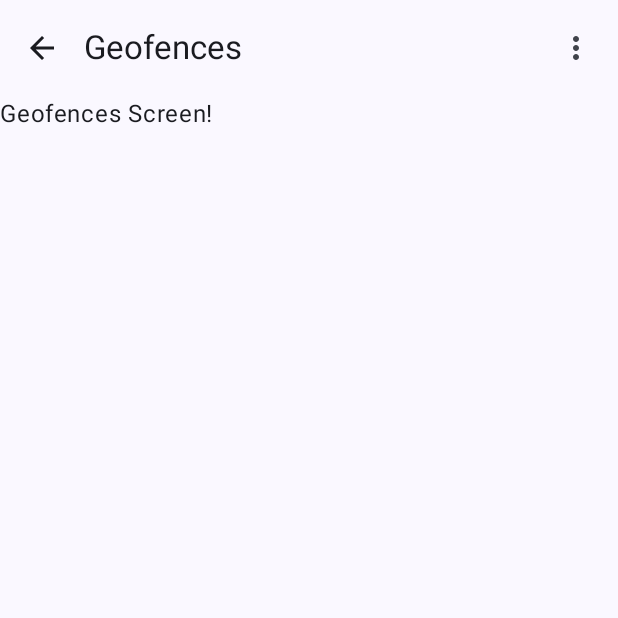
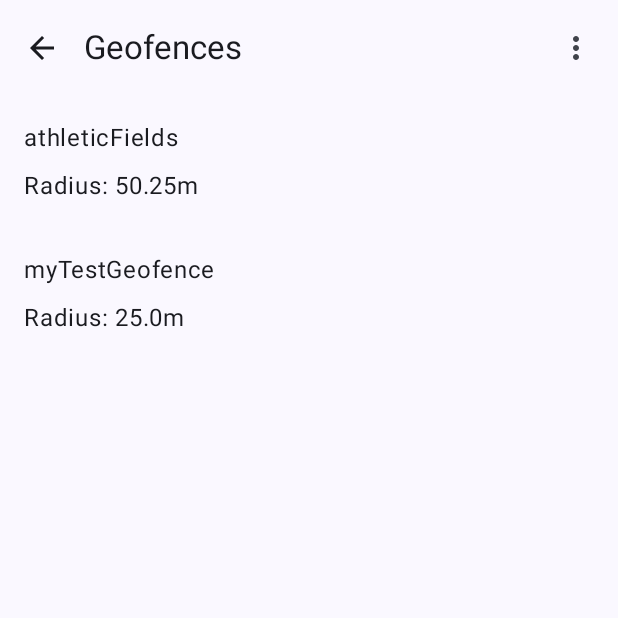
Before and after one commit to tobibrtnr/Geofication, an Android app built with Jetpack Compose: the GeofencesScreen screen opened through its navigation route, on a phone screen of 412 x 824 dp, the top half of it. Run offline under Robolectric (Android 15) with nearby library versions, the phone set to English and light mode, and no system bars; our stand-ins replace Room's generated code; 2 statements that could not run were skipped.

```diff
--- a/app/build.gradle.kts
+++ b/app/build.gradle.kts
@@ -26,6 +26,7 @@ android {
     release {
       isMinifyEnabled = false
       proguardFiles(getDefaultProguardFile("proguard-android-optimize.txt"), "proguard-rules.pro")
+      signingConfig = signingConfigs.getByName("debug")
     }
   }
   compileOptions {
--- a/app/src/main/java/de/tobibrtnr/geofication/ui/GeofencesScreen.kt
+++ b/app/src/main/java/de/tobibrtnr/geofication/ui/GeofencesScreen.kt
@@ -1,12 +1,49 @@
 package de.tobibrtnr.geofication.ui
 
+import androidx.compose.foundation.layout.Box
+import androidx.compose.foundation.layout.Column
+import androidx.compose.foundation.layout.Spacer
+import androidx.compose.foundation.layout.height
+import androidx.compose.foundation.layout.padding
+import androidx.compose.foundation.lazy.LazyColumn
+import androidx.compose.foundation.lazy.items
 import androidx.compose.material3.Text
 import androidx.compose.runtime.Composable
+import androidx.compose.runtime.LaunchedEffect
+import androidx.compose.runtime.getValue
+import androidx.compose.runtime.mutableStateOf
+import androidx.compose.runtime.remember
+import androidx.compose.runtime.setValue
 import androidx.compose.ui.Modifier
+import androidx.compose.ui.unit.dp
+import de.tobibrtnr.geofication.util.AppDatabase
+import de.tobibrtnr.geofication.util.Geofence
+import de.tobibrtnr.geofication.util.GeofenceUtil
 
 @Composable
 fun GeofencesScreen(
   modifier: Modifier = Modifier,
+  db: AppDatabase
 ) {
-  Text("Geofences Screen!")
+
+  var geofencesArray by remember { mutableStateOf(emptyList<Geofence>()) }
+  LaunchedEffect(Unit) {
+    val geofences = GeofenceUtil.getGeofences(db)
+    geofencesArray = geofences
+  }
+
+  LazyColumn {
+    items(geofencesArray) {
+      ListItem(it)
+    }
+  }
 }
+
+@Composable
+fun ListItem(geofence: Geofence) {
+  Column(modifier = Modifier.padding(16.dp)) {
+    Text(geofence.gid)
+    Spacer(modifier = Modifier.height(8.dp))
+    Text("Radius: ${geofence.radius}m")
+  }
+}
--- a/app/src/main/java/de/tobibrtnr/geofication/ui/GeoficationScreen.kt
+++ b/app/src/main/java/de/tobibrtnr/geofication/ui/GeoficationScreen.kt
@@ -133,7 +133,8 @@ fun GeoficationApp(
       }
       composable(route = GeoficationScreen.Geofences.name) {
         GeofencesScreen(
-          modifier = Modifier.fillMaxHeight()
+          modifier = Modifier.fillMaxHeight(),
+          db = db
         )
       }
     }
--- a/app/src/main/java/de/tobibrtnr/geofication/ui/MapScreen.kt
+++ b/app/src/main/java/de/tobibrtnr/geofication/ui/MapScreen.kt
@@ -4,7 +4,6 @@ import android.Manifest
 import android.content.pm.PackageManager
 import androidx.compose.foundation.layout.Box
 import androidx.compose.foundation.layout.fillMaxSize
-import androidx.compose.foundation.layout.fillMaxWidth
 import androidx.compose.foundation.layout.padding
 import androidx.compose.runtime.Composable
 import androidx.compose.runtime.LaunchedEffect
@@ -78,7 +77,7 @@ fun MapScreen(
   // Fetch all active geofences from storage
   var geofencesArray by remember { mutableStateOf(emptyList<Geofence>()) }
   LaunchedEffect(Unit) {
-    val geofences = GeofenceUtil.getGeofences(geofencingClient, db)
+    val geofences = GeofenceUtil.getGeofences(db)
     geofencesArray = geofences
   }
 
--- a/app/src/main/java/de/tobibrtnr/geofication/util/GeofenceBroadcastReceiver.kt
+++ b/app/src/main/java/de/tobibrtnr/geofication/util/GeofenceBroadcastReceiver.kt
@@ -9,7 +9,6 @@ import com.google.android.gms.location.GeofencingEvent
 
 
 class GeofenceBroadcastReceiver : BroadcastReceiver() {
-  // ...
   override fun onReceive(context: Context?, intent: Intent) {
     val geofencingEvent = GeofencingEvent.fromIntent(intent)
 
--- a/app/src/main/java/de/tobibrtnr/geofication/util/GeofenceUtil.kt
+++ b/app/src/main/java/de/tobibrtnr/geofication/util/GeofenceUtil.kt
@@ -18,7 +18,7 @@ class GeofenceUtil {
     /**
      * Get all existing geofences.
      */
-    suspend fun getGeofences(geofencingClient: GeofencingClient, db: AppDatabase): List<Geofence> {
+    suspend fun getGeofences(db: AppDatabase): List<Geofence> {
       return withContext(Dispatchers.IO) {
         val geoDao = db.geofenceDao()
         geoDao.getAll()
@@ -27,6 +27,8 @@ class GeofenceUtil {
 
     /**
      * Add a new geofence with a given string id, latitude, longitude and radius.
+     * TODO if the addGeofence is called after reboot, we do not need to add it again
+     * TODO to the database. so maybe alternative without db.
      */
     fun addGeofence(
       context: Context,
```
Also changed, not shown: app/src/main/AndroidManifest.xml (+19 -2 lines), app/src/main/java/de/tobibrtnr/geofication/util/BootCompletedReceiver.kt (added, +48 -0 lines).
